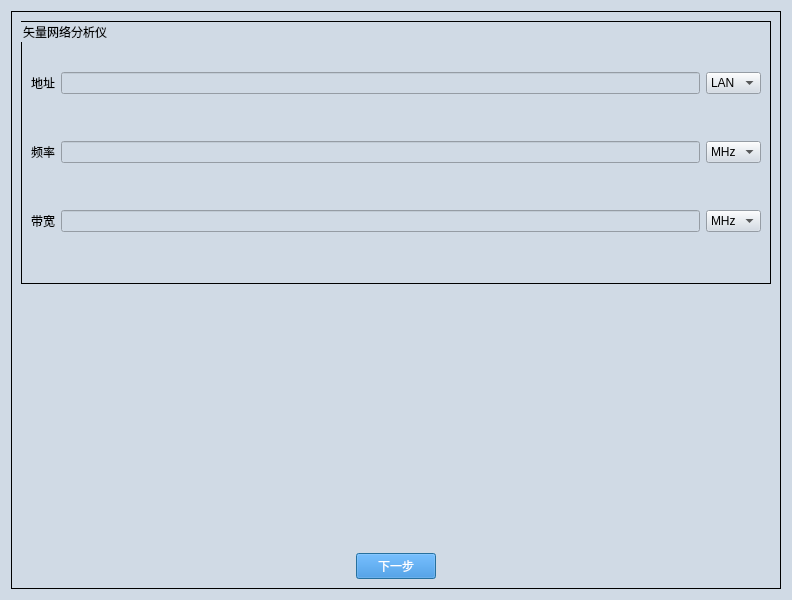
This is ui/AUTO_TEST_COUPLER.ui in gaoxingyu-hub/HUA54testframework as Qt 5 draws it before an edit. The edited form follows.
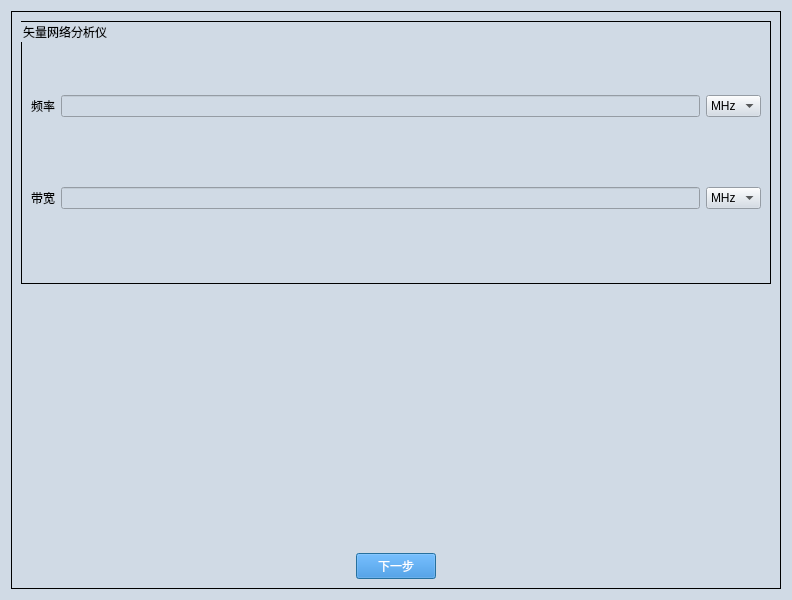
This is the edited form.

Diff of the .ui file:
```diff
--- a/ui/AUTO_TEST_COUPLER.ui
+++ b/ui/AUTO_TEST_COUPLER.ui
@@ -116,26 +116,19 @@
            <string>矢量网络分析仪</string>
           </property>
           <layout class="QGridLayout" name="gridLayout_5">
-           <item row="0" column="2">
-            <widget class="QComboBox" name="comboBox_na_addr">
-             <item>
-              <property name="text">
-               <string>LAN</string>
-              </property>
-             </item>
-            </widget>
-           </item>
-           <item row="1" column="0">
-            <widget class="QLabel" name="label_7">
-             <property name="text">
-              <string>频率</string>
-             </property>
-            </widget>
-           </item>
-           <item row="1" column="1">
+           <item row="0" column="1">
             <widget class="QLineEdit" name="lineEdit_freq_na"/>
            </item>
            <item row="1" column="2">
+            <widget class="QComboBox" name="comboBox_sa_bw">
+             <item>
+              <property name="text">
+               <string>MHz</string>
+              </property>
+             </item>
+            </widget>
+           </item>
+           <item row="0" column="2">
             <widget class="QComboBox" name="comboBox_na_freq">
              <item>
               <property name="text">
@@ -144,35 +137,23 @@
              </item>
             </widget>
            </item>
-           <item row="2" column="0">
+           <item row="1" column="0">
             <widget class="QLabel" name="label_8">
              <property name="text">
               <string>带宽</string>
              </property>
             </widget>
            </item>
-           <item row="2" column="1">
-            <widget class="QLineEdit" name="lineEdit_bw_na"/>
-           </item>
-           <item row="2" column="2">
-            <widget class="QComboBox" name="comboBox_sa_bw">
-             <item>
-              <property name="text">
-               <string>MHz</string>
-              </property>
-             </item>
-            </widget>
-           </item>
-           <item row="0" column="1">
-            <widget class="QLineEdit" name="lineEdit_addr_na"/>
-           </item>
            <item row="0" column="0">
-            <widget class="QLabel" name="label_9">
+            <widget class="QLabel" name="label_7">
              <property name="text">
-              <string>地址</string>
+              <string>频率</string>
              </property>
             </widget>
            </item>
+           <item row="1" column="1">
+            <widget class="QLineEdit" name="lineEdit_bw_na"/>
+           </item>
           </layout>
          </widget>
         </item>
```
